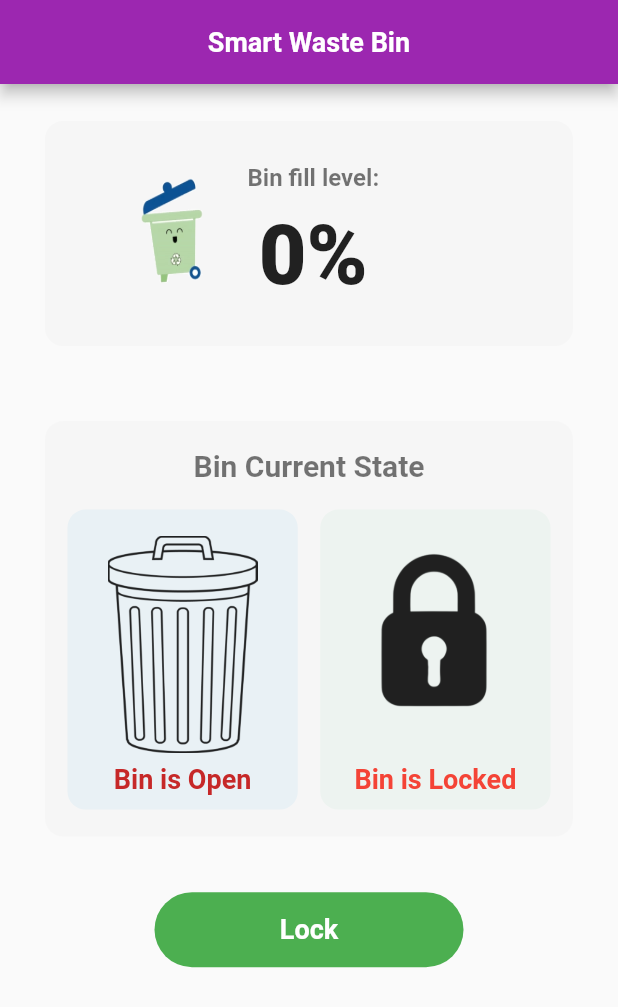
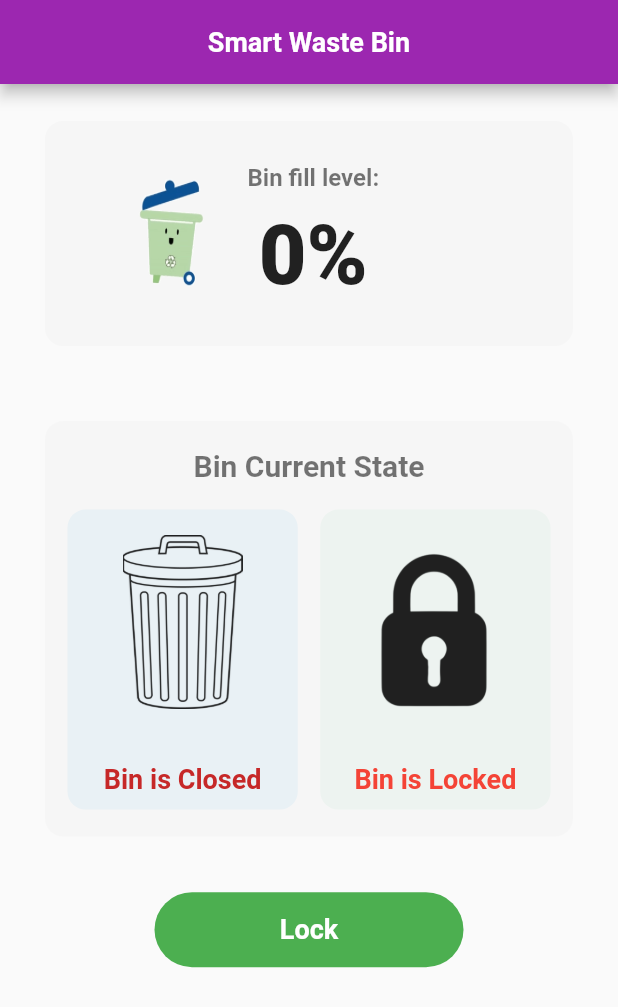
Before and after one commit to Enisco/smart_bin_advanced, a Flutter app: the screen it shows after launch, on a phone screen of 412 x 824 dp. Shown: the top 1007 px of the screen. Run offline on Flutter 3.47's test engine with Material 2 defaults, Android fonts, the light colour scheme and no system bars; our stand-ins replace flutter_local_notifications, get; missing offline and left inert: flutter_background, mqtt_client.

Commit message:
custom view implementation

```diff
--- a/lib/presentation/view.dart
+++ b/lib/presentation/view.dart
@@ -145,13 +145,13 @@ class _SmartWasteBinPageViewState extends State<SmartWasteBinPageView> {
                                       : const Image(
                                           image: AssetImage(
                                               "assets/waste-bin-closed.png"),
-                                          height: 150,
-                                          width: 100,
+                                          height: 120,
+                                          width: 80,
                                           color: Colors.black87,
                                         ),
                                   const Expanded(child: SizedBox()),
                                   Text(
-                                    !controller.open
+                                    controller.open
                                         ? 'Bin is Open'
                                         : 'Bin is Closed',
                                     style: TextStyle(
```
